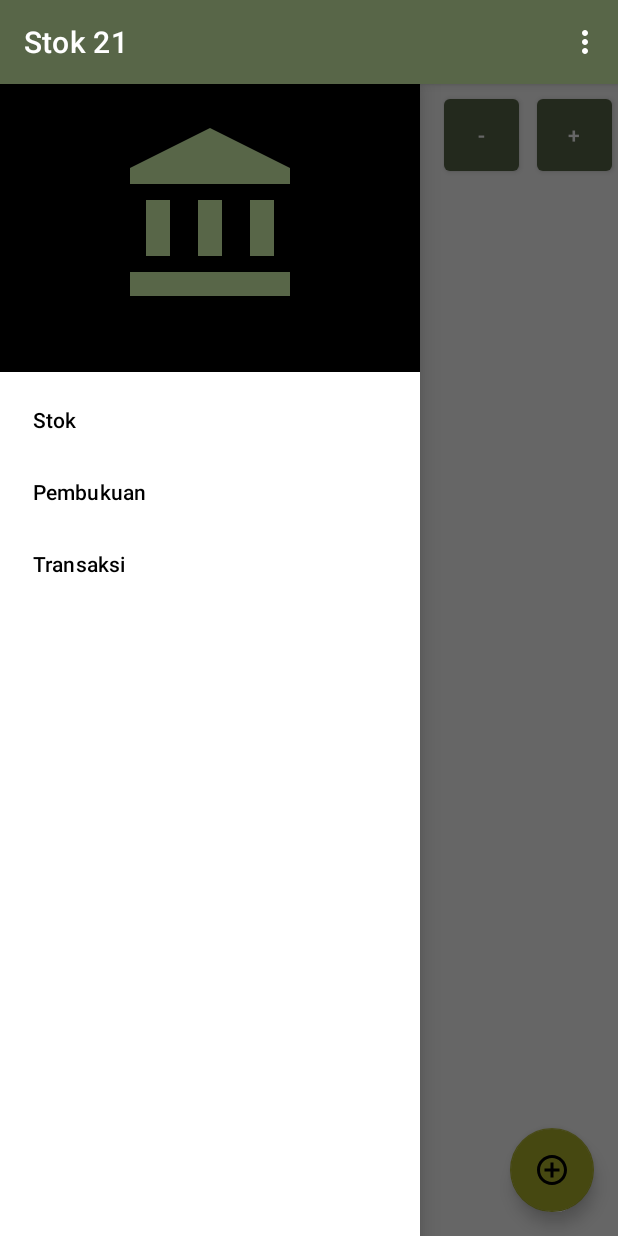
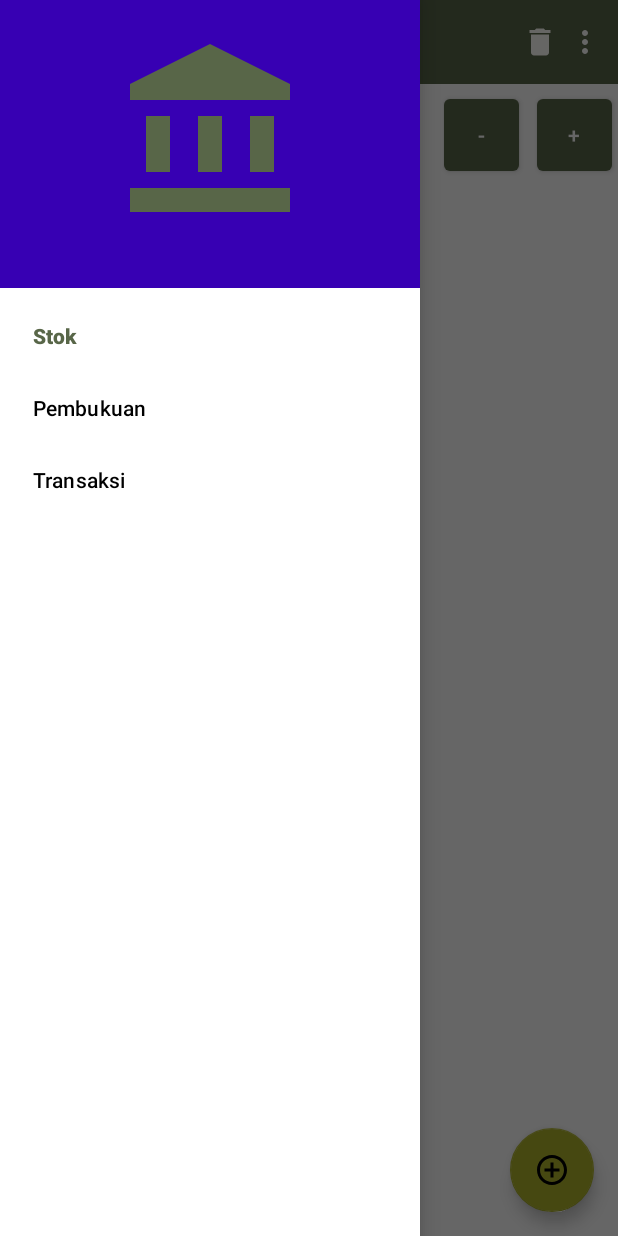
Before and after one commit to Safina98/App21, an Android app: the screen it shows after launch (MainActivity), with the side drawer open, on a phone screen of 412 x 824 dp. Run offline under Robolectric (Android 15) with nearby library versions, the phone set to English and light mode, and no system bars; our stand-ins replace Room's generated code, data binding, navigation-ui; Roboto replaces fonts that are not available here.

Commit message:
add custom toolbar

```diff
--- a/app/src/main/java/com/example/app21try6/MainActivity.kt
+++ b/app/src/main/java/com/example/app21try6/MainActivity.kt
@@ -5,6 +5,7 @@
 import androidx.databinding.DataBindingUtil
 import androidx.drawerlayout.widget.DrawerLayout
 import androidx.navigation.findNavController
+import androidx.navigation.fragment.NavHostFragment
 import androidx.navigation.ui.AppBarConfiguration
 import androidx.navigation.ui.NavigationUI
 import com.example.app21try6.databinding.ActivityMainBinding
@@ -17,13 +18,13 @@
         super.onCreate(savedInstanceState)
         @Suppress("UNUSED_VARIABLE")
         val binding = DataBindingUtil.setContentView<ActivityMainBinding>(this,R.layout.activity_main)
-
-        drawerLayout = binding.drawerLayout
-        val navController = this.findNavController(R.id.myNavHostFragment)
+        val toolbar:androidx.appcompat.widget.Toolbar = binding.toolbar
+       drawerLayout = binding.drawerLayout
+        setSupportActionBar(toolbar)
+        val navHostFragment = supportFragmentManager.findFragmentById(R.id.myNavHostFragment) as NavHostFragment
+        val navController = navHostFragment.navController
         NavigationUI.setupActionBarWithNavController(this, navController, drawerLayout)
-
         appBarConfiguration = AppBarConfiguration(navController.graph, drawerLayout)
-
         NavigationUI.setupWithNavController(binding.navView, navController)
     }
     override fun onSupportNavigateUp(): Boolean {
--- a/app/src/main/res/layout/activity_main.xml
+++ b/app/src/main/res/layout/activity_main.xml
@@ -11,6 +11,48 @@
             android:id="@+id/drawerLayout"
             android:layout_width="match_parent"
             android:layout_height="match_parent">
+            <LinearLayout
+                android:layout_width="match_parent"
+                android:layout_height="match_parent"
+                android:orientation="vertical">
+                <androidx.appcompat.widget.Toolbar
+                    android:id="@+id/toolbar"
+                    style="@style/Base_ToolbarStyle"
+                    android:layout_width="match_parent"
+                    android:layout_height="?attr/actionBarSize">
+
+                    <ImageView
+                        android:id="@+id/delete_image"
+                        style="@style/btn_style"
+                        app:srcCompat="@drawable/ic_baseline_delete_24" />
+                </androidx.appcompat.widget.Toolbar>
+
+                <androidx.constraintlayout.widget.ConstraintLayout
+                    android:id="@+id/linear_btn"
+                    android:layout_width="match_parent"
+                    android:layout_height="56dp"
+                    android:visibility="gone">
+
+                    <Button
+                        android:id="@+id/delete_button"
+                        android:layout_alignParentEnd="true"
+                        android:layout_marginRight="@dimen/medium_margin"
+                        android:text="Delete"
+                        app:layout_constraintBottom_toBottomOf="parent"
+                        app:layout_constraintEnd_toEndOf="parent"
+                        app:layout_constraintTop_toTopOf="parent"
+                        style="@style/toobar_btn" />
+
+                    <Button
+                        android:id="@+id/cancel_button"
+                        style="@style/toobar_btn"
+                        android:layout_marginLeft="@dimen/medium_margin"
+                        android:padding="8dp"
+                        android:text="Cancel"
+                        app:layout_constraintBottom_toBottomOf="parent"
+                        app:layout_constraintStart_toStartOf="parent"
+                        app:layout_constraintTop_toTopOf="parent" />
+                </androidx.constraintlayout.widget.ConstraintLayout>
                 <androidx.fragment.app.FragmentContainerView
                     android:id="@+id/myNavHostFragment"
                     android:name="androidx.navigation.fragment.NavHostFragment"
@@ -19,6 +61,10 @@
                     app:navGraph="@navigation/navigation"
                     app:headerLayout="@layout/nav_header"
                     app:defaultNavHost="true" />
+
+            </LinearLayout>
+
+
 
             <com.google.android.material.navigation.NavigationView
                 android:id="@+id/navView"
--- a/app/src/main/res/values-night/themes.xml
+++ b/app/src/main/res/values-night/themes.xml
@@ -1,6 +1,6 @@
 <resources xmlns:tools="http://schemas.android.com/tools">
     <!-- Base application theme. -->
-    <style name="Theme.App21Try6" parent="Theme.MaterialComponents.DayNight.DarkActionBar">
+    <style name="Theme.App21Try6" parent="Theme.MaterialComponents.Light.NoActionBar">
         <!-- Primary brand color. -->
 
         <item name="colorPrimary">@color/purple_200</item>
--- a/app/src/main/res/values/styles.xml
+++ b/app/src/main/res/values/styles.xml
@@ -9,13 +9,15 @@
         <!-- Color used for the title of the Toolbar - as long as not overridden -->
         <item name="android:textColorPrimary">@color/primaryTextColor</item>
         <!-- Used to color back button and three dots -->
-        <item name="android:textColorSecondary">@color/secondaryTextColor</item>
+        <item name="android:textColorSecondary">@color/primaryTextColor</item>
     </style>
     <style name="CustomTitleTextAppearance" parent="TextAppearance.Widget.AppCompat.Toolbar.Title">
-
         <item name="android:textSize">24sp</item>
         <item name="android:textColor">@color/primaryTextColor</item>
         <item name="android:textStyle">bold</item>
+    </style>
+    <style name="DrawerArrowStyle" parent="Widget.AppCompat.DrawerArrowToggle">
+        <item name="color">@android:color/white</item>
     </style>
 
     <style name="btn_style">
--- a/app/src/main/res/values/themes.xml
+++ b/app/src/main/res/values/themes.xml
@@ -1,6 +1,6 @@
 <resources xmlns:tools="http://schemas.android.com/tools">
     <!-- Base application theme. -->
-    <style name="Theme.App21Try6" parent="Theme.MaterialComponents.DayNight.DarkActionBar">
+    <style name="Theme.App21Try6" parent="Theme.MaterialComponents.Light.NoActionBar">
         <!-- Primary brand color. -->
         <!--
         <item name="colorPrimary">@color/purple_500</item>
@@ -18,12 +18,12 @@
         <item name="android:statusBarColor" tools:targetApi="l">?attr/colorPrimaryVariant</item>
         <!-- Customize your theme here. -->
     </style>
-    <style name="Theme.App21Try6.alternate" parent="Theme.MaterialComponents.DayNight.DarkActionBar">
+    <style name="Theme.App21Try6.alternate" parent="Theme.MaterialComponents.DayNight.NoActionBar">
+        <item name="drawerArrowStyle">@style/DrawerArrowStyle</item>
         <!-- Primary brand color. -->
         <!--
         <item name="colorPrimary">@color/dark_green2</item>
         <item name="colorPrimaryVariant">@color/dark_green</item>
-
         -->
         <item name="colorPrimary">@color/primaryColor</item>
         <item name="colorPrimaryVariant">@color/primaryDarkColor</item>
```
Lines whose indentation alone changed are shown as unchanged.
